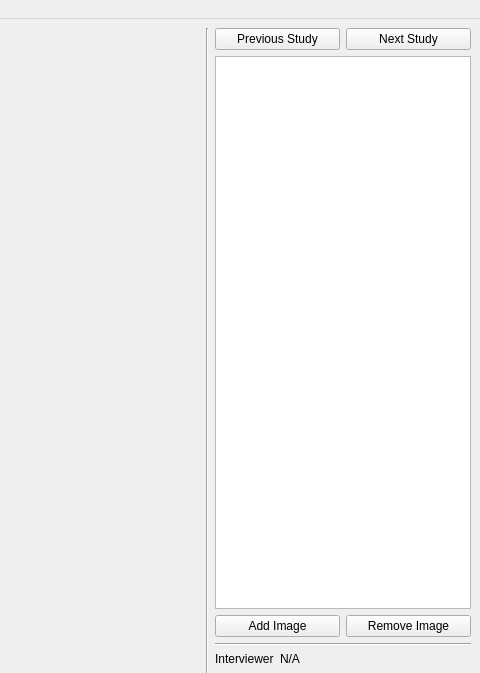
First picture: the form in api/ui/qt/QMainAlderWindow.ui, repository patrickdemond/Alder, before the edit; both pictures show x 746 to 1226 and y 0 to 673 of the 1226 by 900 pixel window.
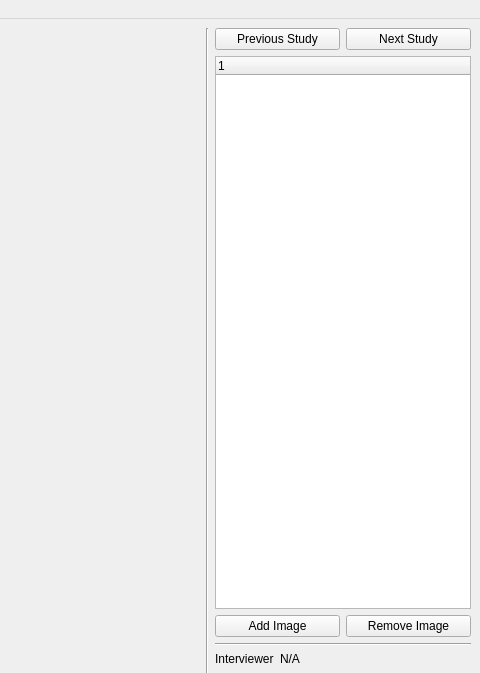
Second picture: the form after the edit. Custom widgets are drawn as their Qt base class.

The edit to the form file:
```diff
--- a/api/ui/qt/QMainAlderWindow.ui
+++ b/api/ui/qt/QMainAlderWindow.ui
@@ -105,19 +105,13 @@
          </layout>
         </item>
         <item>
-         <widget class="QTreeView" name="studyTreeView">
+         <widget class="QTreeWidget" name="studyTreeWidget">
           <property name="sizePolicy">
            <sizepolicy hsizetype="Minimum" vsizetype="Expanding">
             <horstretch>0</horstretch>
             <verstretch>0</verstretch>
            </sizepolicy>
           </property>
-          <property name="minimumSize">
-           <size>
-            <width>250</width>
-            <height>0</height>
-           </size>
-          </property>
          </widget>
         </item>
         <item>
```
